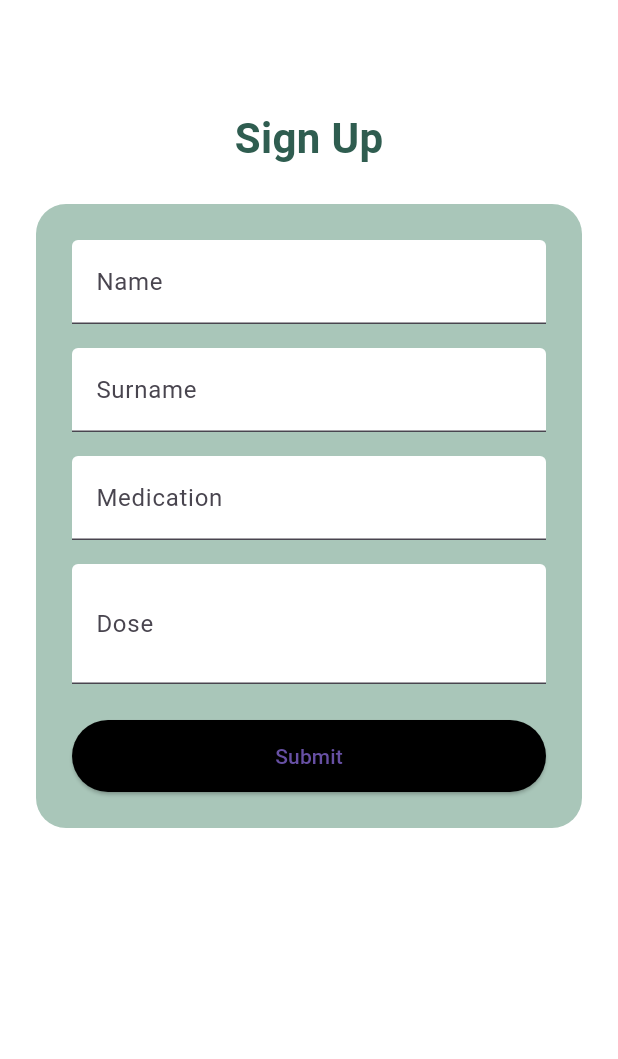
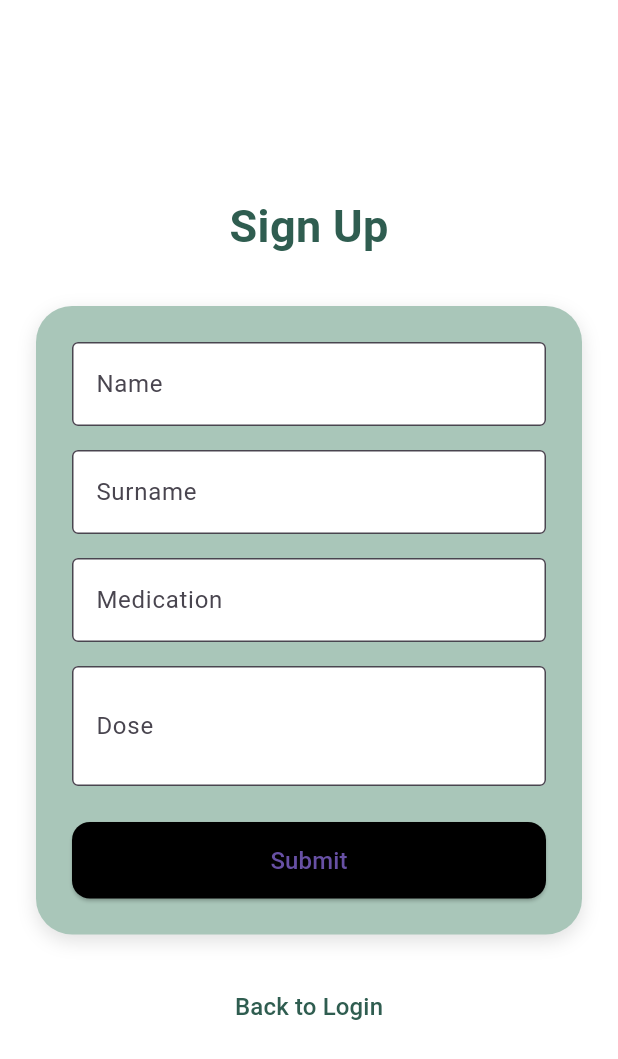
Before and after one commit to xxiimcha/meditrack, a Flutter app: the SignUpScreen screen opened by its route, on a phone screen of 412 x 824 dp. Shown: the top 1059 px of the screen. Run offline on Flutter 3.47's test engine with Material 3 defaults, Android fonts, the phone set to English and light mode, and no system bars; network calls fail.

```diff
--- a/lib/screens/signup_screen.dart
+++ b/lib/screens/signup_screen.dart
@@ -8,25 +8,32 @@ class SignUpScreen extends StatelessWidget {
     return Scaffold(
       backgroundColor: Colors.white,
       body: SafeArea(
+        child: Center(
           child: SingleChildScrollView(
-          padding: const EdgeInsets.all(24),
+            padding: const EdgeInsets.symmetric(horizontal: 24, vertical: 40),
             child: Column(
               children: [
-              const SizedBox(height: 48),
                 const Text(
                   'Sign Up',
                   style: TextStyle(
-                  fontSize: 28,
+                    fontSize: 30,
                     fontWeight: FontWeight.bold,
                     color: Color(0xFF2F5D50),
                   ),
                 ),
-              const SizedBox(height: 24),
+                const SizedBox(height: 32),
                 Container(
                   padding: const EdgeInsets.all(24),
                   decoration: BoxDecoration(
-                  color: Color(0xFFA9C6B9),
-                  borderRadius: BorderRadius.circular(20),
+                    color: const Color(0xFFA9C6B9),
+                    borderRadius: BorderRadius.circular(24),
+                    boxShadow: [
+                      BoxShadow(
+                        color: Colors.black12,
+                        blurRadius: 10,
+                        offset: Offset(0, 4),
+                      ),
+                    ],
                   ),
                   child: Column(
                     children: [
@@ -35,6 +42,7 @@ class SignUpScreen extends StatelessWidget {
                           labelText: 'Name',
                           filled: true,
                           fillColor: Colors.white,
+                          border: OutlineInputBorder(),
                         ),
                       ),
                       const SizedBox(height: 16),
@@ -43,6 +51,7 @@ class SignUpScreen extends StatelessWidget {
                           labelText: 'Surname',
                           filled: true,
                           fillColor: Colors.white,
+                          border: OutlineInputBorder(),
                         ),
                       ),
                       const SizedBox(height: 16),
@@ -51,6 +60,7 @@ class SignUpScreen extends StatelessWidget {
                           labelText: 'Medication',
                           filled: true,
                           fillColor: Colors.white,
+                          border: OutlineInputBorder(),
                         ),
                       ),
                       const SizedBox(height: 16),
@@ -60,27 +70,51 @@ class SignUpScreen extends StatelessWidget {
                           labelText: 'Dose',
                           filled: true,
                           fillColor: Colors.white,
+                          border: OutlineInputBorder(),
                         ),
                       ),
                       const SizedBox(height: 24),
                       SizedBox(
                         width: double.infinity,
                         child: ElevatedButton(
-                        onPressed: () {},
+                          onPressed: () {
+                            // TODO: handle submit
+                          },
                           style: ElevatedButton.styleFrom(
                             backgroundColor: Colors.black,
                             padding: const EdgeInsets.symmetric(vertical: 14),
+                            shape: RoundedRectangleBorder(
+                              borderRadius: BorderRadius.circular(12),
                             ),
-                        child: const Text('Submit'),
+                          ),
+                          child: const Text(
+                            'Submit',
+                            style: TextStyle(fontSize: 16),
+                          ),
                         ),
                       ),
                     ],
+                  ),
+                ),
+                const SizedBox(height: 24),
+                TextButton(
+                  onPressed: () {
+                    Navigator.pop(context); // Go back to sign-in
+                  },
+                  child: const Text(
+                    'Back to Login',
+                    style: TextStyle(
+                      fontSize: 16,
+                      color: Color(0xFF2F5D50),
+                      fontWeight: FontWeight.w500,
+                    ),
                   ),
                 ),
               ],
             ),
           ),
         ),
+      ),
     );
   }
 }
```
Also changed, not shown: lib/screens/signin_screen.dart (+21 -0 lines). Lines whose indentation alone changed are shown as unchanged.
